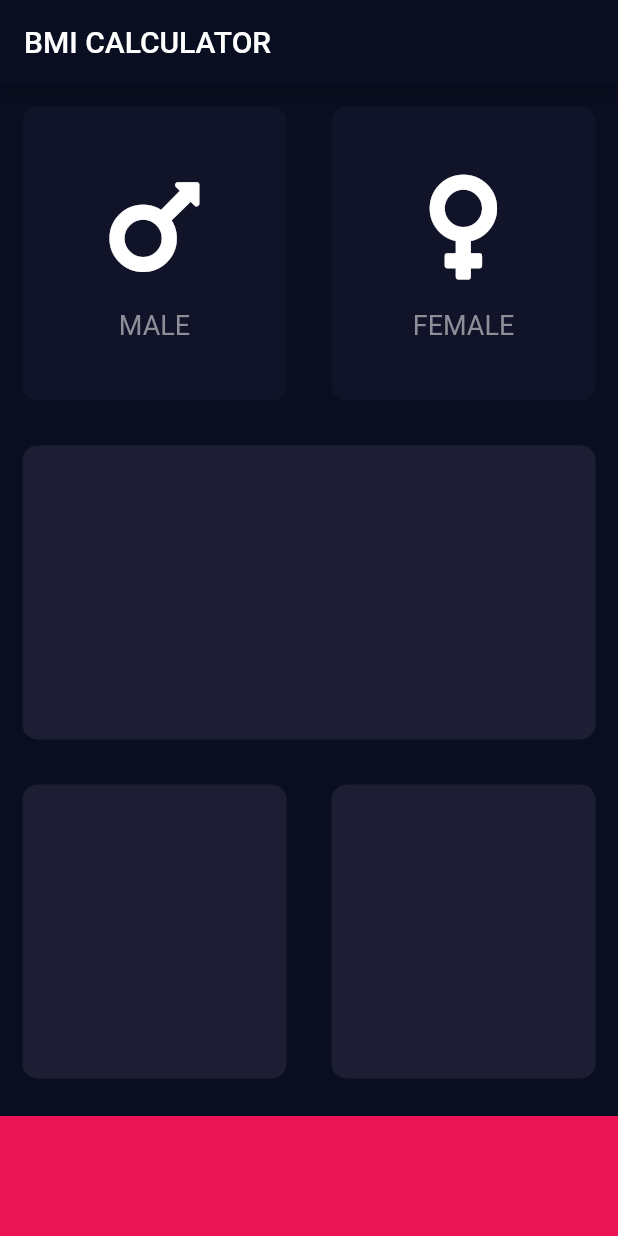
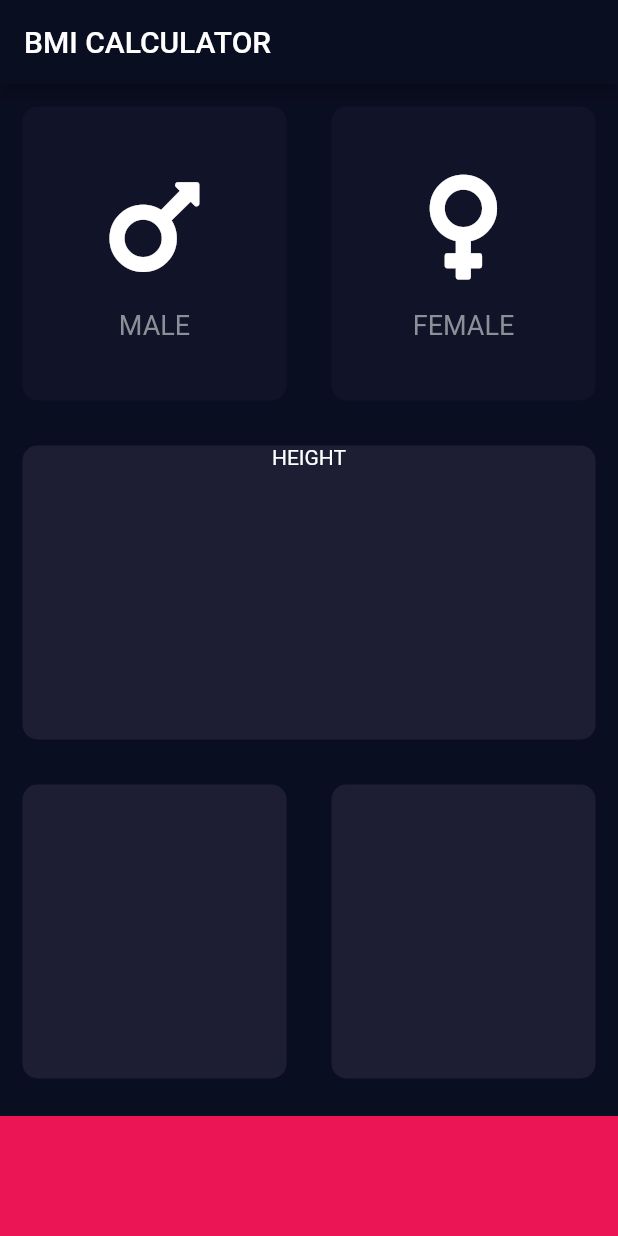
Before and after one commit to killerwilmer/appbrewery_flutter, a Flutter app: the screen it shows after launch, on a phone screen of 412 x 824 dp. Run offline on Flutter 3.47's test engine with Material 2 defaults, Android fonts, the phone set to English and light mode, and no system bars; our stand-ins replace audioplayers, font_awesome_flutter, rflutter_alert.

Commit message:
use crossAxisAlignment for amplify the inside card

```diff
--- a/bmi-calculator-flutter/lib/input_page.dart
+++ b/bmi-calculator-flutter/lib/input_page.dart
@@ -21,6 +21,7 @@ class _InputPageState extends State<InputPage> {
         title: Text('BMI CALCULATOR'),
       ),
       body: Column(
+        crossAxisAlignment: CrossAxisAlignment.stretch,
         children: <Widget>[
           Expanded(
             child: Row(
@@ -63,6 +64,11 @@ class _InputPageState extends State<InputPage> {
           Expanded(
             child: ReusableCard(
               colour: kActiveCardColour,
+              cardChild: Column(
+                children: <Widget>[
+                  Text('HEIGHT'),
+                ],
+              ),
             ),
           ),
           Expanded(
```
